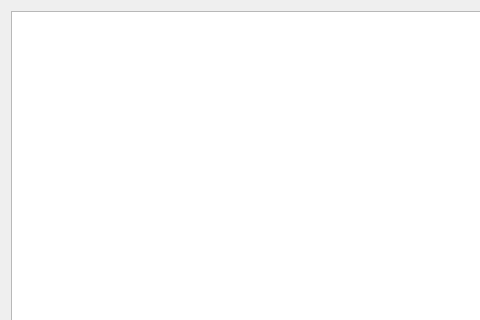
Old version of the form app/src/qtmodules/QtProject/Forms/QDAProjectDetailDialog.ui in the repository coder4869/DevAssistant; both pictures show x 0 to 480 and y 0 to 320 of the 580 by 528 pixel window.
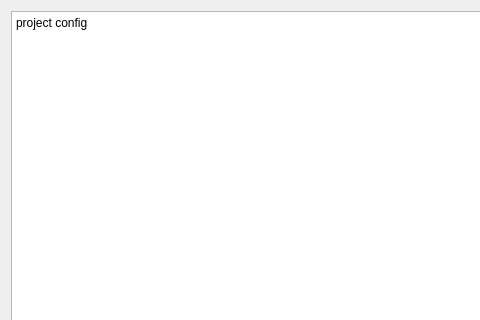
New version of the form.

Commit message: commit QtCoreKit and update QtProject

Patch:
```diff
--- a/app/src/qtmodules/QtProject/Forms/QDAProjectDetailDialog.ui
+++ b/app/src/qtmodules/QtProject/Forms/QDAProjectDetailDialog.ui
@@ -15,7 +15,12 @@
   </property>
   <layout class="QGridLayout" name="gridLayout">
    <item row="0" column="0" colspan="2">
-    <widget class="QPlainTextEdit" name="viewProjectConfigText"/>
+    <widget class="QPlainTextEdit" name="viewProjectConfigText">
+     <property name="plainText">
+      <string>project config
+</string>
+     </property>
+    </widget>
    </item>
    <item row="1" column="0" colspan="2">
     <widget class="QPushButton" name="createProjectBtn">
```
The commit also changes 31 other files.
